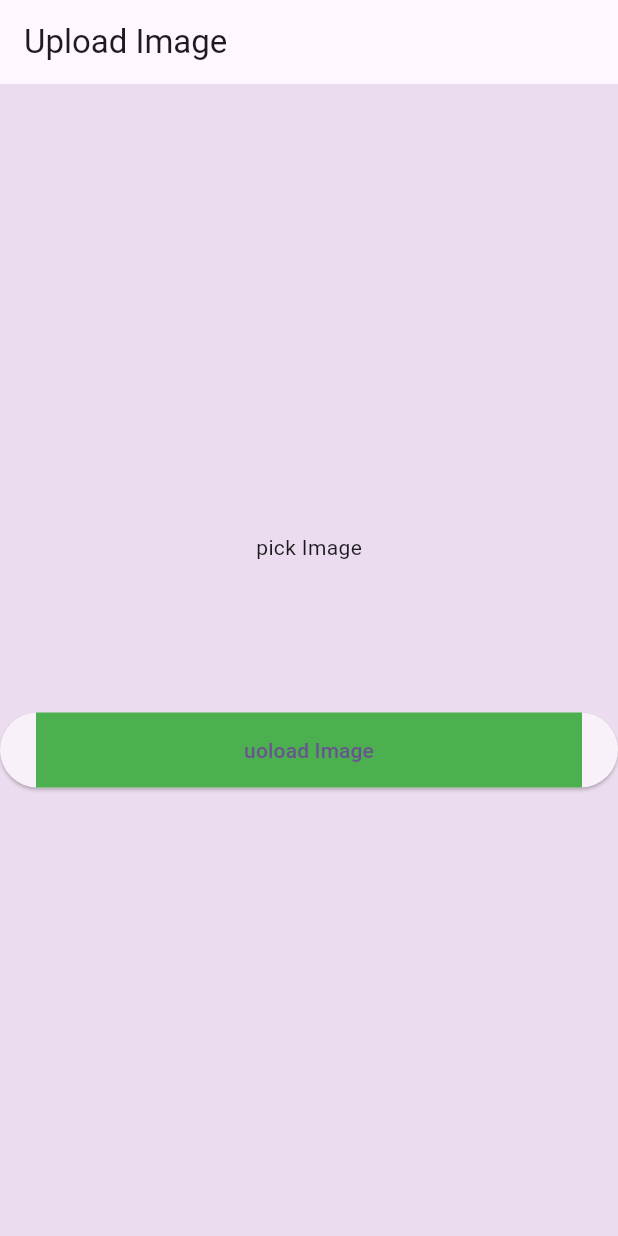
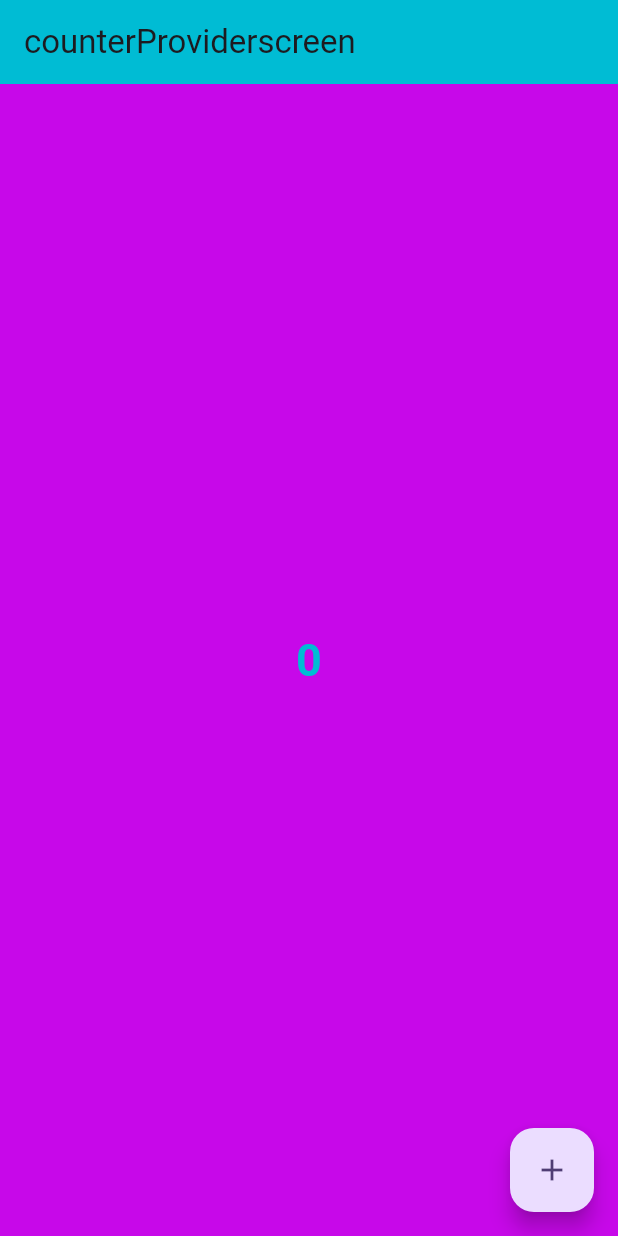
Before and after one commit to Sachinpandit2809/api_intigration_tutorial, a Flutter app: the screen it shows after launch, on a phone screen of 412 x 824 dp. Run offline on Flutter 3.47's test engine with Material 3 defaults, Android fonts, the phone set to English and light mode, and no system bars; drawn by our look-alikes of modal_progress_hud_nsn; our stand-ins replace image_picker.

Commit message:
commpled assesment

```diff
--- a/lib/main.dart
+++ b/lib/main.dart
@@ -1,7 +1,11 @@
+import 'package:api_intigration_tutorial/provider/count_provider.dart';
+import 'package:api_intigration_tutorial/screens/counter_provider_screen.dart';
+import 'package:api_intigration_tutorial/screens/dropdown_api_screen.dart';
 import 'package:api_intigration_tutorial/screens/home_screen.dart';
 import 'package:api_intigration_tutorial/screens/Signup_screen.dart';
 import 'package:api_intigration_tutorial/screens/users_screen.dart';
 import 'package:flutter/material.dart';
+import 'package:provider/provider.dart';
 
 import 'screens/upload_image_screen.dart';
 
@@ -15,13 +19,15 @@ class MyApp extends StatelessWidget {
   // This widget is the root of your application.
   @override
   Widget build(BuildContext context) {
-    return MaterialApp(
-        title: 'Flutter Demo',
-        theme: ThemeData(
-          scaffoldBackgroundColor: const Color.fromARGB(255, 236, 220, 239),
-          colorScheme: ColorScheme.fromSeed(seedColor: Colors.deepPurple),
-          useMaterial3: true,
-        ),
-        home: const UploadImageScreen());
+    return ChangeNotifierProvider(
+        create: (_) => CountProvider(),
+        child: MaterialApp(
+            title: 'Flutter Demo',
+            theme: ThemeData(
+              scaffoldBackgroundColor: Color.fromARGB(255, 199, 8, 233),
+              colorScheme: ColorScheme.fromSeed(seedColor: Colors.deepPurple),
+              useMaterial3: true,
+            ),
+            home: CounterProviderScreen()));
   }
 }
--- /dev/null
+++ b/lib/provider/count_provider.dart
@@ -0,0 +1,11 @@
+import "package:flutter/material.dart";
+
+class CountProvider with ChangeNotifier {
+  int _count = 0;
+  int get count => _count;
+  //int  get count(){return _count;}
+  void setCount() {
+    _count++;
+    notifyListeners();
+  }
+}
--- /dev/null
+++ b/lib/screens/counter_provider_screen.dart
@@ -0,0 +1,41 @@
+import "package:api_intigration_tutorial/provider/count_provider.dart";
+import "package:flutter/material.dart";
+import "package:provider/provider.dart";
+
+class CounterProviderScreen extends StatefulWidget {
+  const CounterProviderScreen({super.key});
+
+  @override
+  State<CounterProviderScreen> createState() => _CounterProviderScreenState();
+}
+
+class _CounterProviderScreenState extends State<CounterProviderScreen> {
+  @override
+  Widget build(BuildContext context) {
+    final countProvider = Provider.of<CountProvider>(context, listen: false);
+
+    return Scaffold(
+      appBar: AppBar(
+        title: const Text("counterProviderscreen"),
+        backgroundColor: Colors.cyan,
+      ),
+      body: Consumer<CountProvider>(
+        builder: (context, value, child) {
+          return Center(
+            child: Text(
+              value.count.toString(),
+              style: const TextStyle(
+                  color: Colors.cyan,
+                  fontSize: 30,
+                  fontWeight: FontWeight.bold),
+            ),
+          );
+        },
+      ),
+      floatingActionButton: FloatingActionButton(
+        onPressed: countProvider.setCount,
+        child: const Icon(Icons.add),
+      ),
+    );
+  }
+}
--- a/lib/screens/upload_image_screen.dart
+++ b/lib/screens/upload_image_screen.dart
@@ -5,7 +5,6 @@ import "package:http/http.dart" as http;
 import 'package:flutter/material.dart';
 import 'package:image_picker/image_picker.dart';
 import 'package:modal_progress_hud_nsn/modal_progress_hud_nsn.dart';
-
 class UploadImageScreen extends StatefulWidget {
   const UploadImageScreen({super.key});
 
```
Also changed, not shown: lib/Models/drop_down_model.dart (added, +33 -0 lines), lib/screens/dropdown_api_screen.dart (added, +67 -0 lines), lib/screens/home_screen.dart (+10 -10 lines), pubspec.yaml (+4 -10 lines), pubspec.lock.
